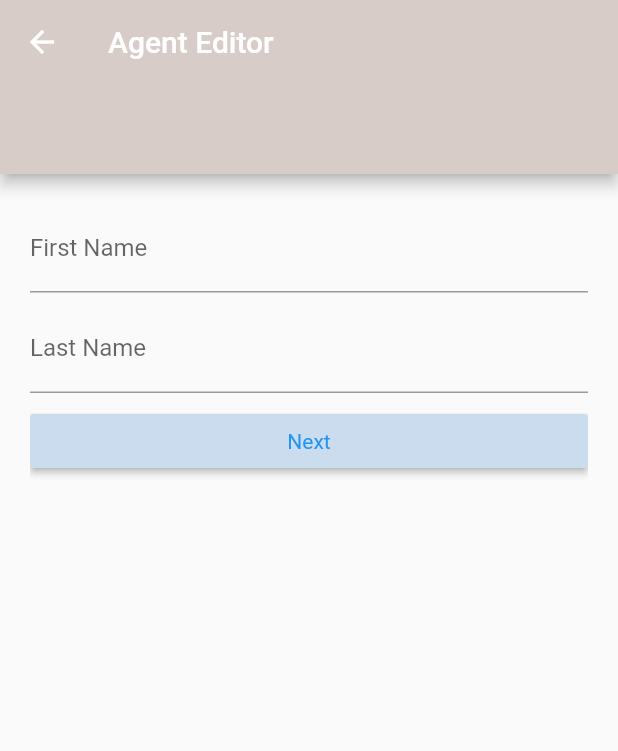
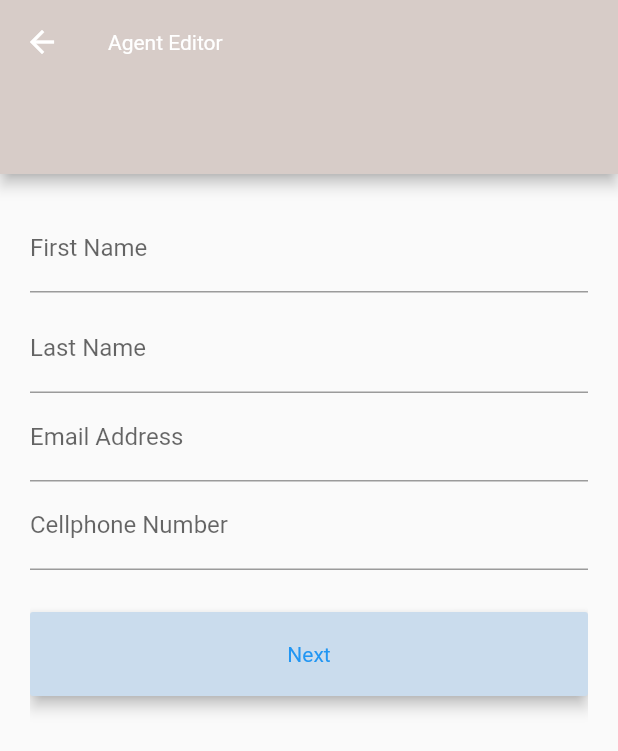
Before and after one commit to malengatiger/stellar_anchor_admin_app, a Flutter app: the AgentEditor screen opened directly, on a phone screen of 412 x 824 dp. Shown: the top 751 px of the screen. Run offline on Flutter 3.47's test engine with Material 2 defaults, Android fonts, the light colour scheme and no system bars; our stand-ins replace cloud_firestore, firebase_auth, firebase_messaging, flutter_dotenv, page_transition, responsive_builder and 1 more; missing offline and left inert: cloud_firestore_web, firebase_auth_web, firebase_core_web, shared_preferences_web; accounts and stored records are empty; network calls fail.

Commit message:
🍎 climbing the mountain - refactored login, splash, agent list 🍎 agent detail

```diff
--- a/lib/ui/agent_details.dart
+++ b/lib/ui/agent_details.dart
@@ -14,8 +14,11 @@ class AgentDetail extends StatefulWidget {
 class _AgentDetailState extends State<AgentDetail> {
   @override
   Widget build(BuildContext context) {
+    if (widget.agent == null) {
+      throw Exception('Agent is null');
+    }
     return ScreenTypeLayout(
-      mobile: AgentDetailMobile(agent: widget.agent),
+      mobile: AgentDetailMobile(widget.agent),
     );
   }
 }
--- a/lib/ui/agent_editor.dart
+++ b/lib/ui/agent_editor.dart
@@ -18,7 +18,10 @@ class _AgentEditorState extends State<AgentEditor> {
     return SafeArea(
         child: Scaffold(
             appBar: AppBar(
-              title: Text('Agent Editor'),
+              title: Text(
+                'Agent Editor',
+                style: Styles.whiteSmall,
+              ),
               backgroundColor: Colors.brown[100],
               bottom: PreferredSize(
                   child: Column(
@@ -39,7 +42,7 @@ class _AgentEditorState extends State<AgentEditor> {
             body: Padding(
               padding: const EdgeInsets.all(20.0),
               child: ScreenTypeLayout(
-                mobile: AgentEditorMobile(),
+                mobile: AgentEditorMobile(agent: widget.agent),
               ),
             )));
   }
--- a/lib/ui/agent_list.dart
+++ b/lib/ui/agent_list.dart
@@ -78,8 +78,8 @@ class _AgentListState extends State<AgentList>
         context,
         PageTransition(
             type: PageTransitionType.scale,
-            curve: Curves.easeInBack,
-            duration: Duration(seconds: 1),
+            curve: Curves.easeInOut,
+            duration: Duration(seconds: 2),
             child: AgentDetail(
               agent: agent,
             )));
--- a/lib/ui/mobile/mobile_agent_editor.dart
+++ b/lib/ui/mobile/mobile_agent_editor.dart
@@ -14,6 +14,7 @@ class AgentEditorMobile extends StatefulWidget {
 class _AgentEditorMobileState extends State<AgentEditorMobile> {
   @override
   Widget build(BuildContext context) {
+    assert(widget.agent != null);
     return Scaffold(
       body: PageView(
         scrollDirection: Axis.horizontal,
@@ -35,8 +36,28 @@ class PageUno extends StatefulWidget {
   _PageUnoState createState() => _PageUnoState();
 }
 
-class _PageUnoState extends State<PageUno> {
+class _PageUnoState extends State<PageUno> with SingleTickerProviderStateMixin {
   var _formState = GlobalKey<FormState>();
+  var fNameController = TextEditingController();
+  var lNameController = TextEditingController();
+  var emailController = TextEditingController();
+  var cellController = TextEditingController();
+  @override
+  void initState() {
+    super.initState();
+
+    if (widget.agent != null) {
+      fNameController.text = widget.agent.personalKYCFields.firstName;
+      lNameController.text = widget.agent.personalKYCFields.lastName;
+      emailController.text = widget.agent.personalKYCFields.emailAddress;
+      cellController.text = widget.agent.personalKYCFields.mobileNumber;
+    } else {
+      p('MobileAgentEditor - agent is null 🔆 🔆 🔆 ');
+    }
+  }
+
+  double height = 600, width = 400;
+  bool isBusy = false;
   @override
   Widget build(BuildContext context) {
     return Container(
@@ -45,6 +66,7 @@ class _PageUnoState extends State<PageUno> {
         child: ListView(
           children: <Widget>[
             TextFormField(
+              controller: fNameController,
               decoration: InputDecoration(
                 labelText: 'First Name',
                 hintText: 'Enter First Name',
@@ -60,6 +82,7 @@ class _PageUnoState extends State<PageUno> {
               height: 8,
             ),
             TextFormField(
+              controller: lNameController,
               decoration: InputDecoration(
                 labelText: 'Last Name',
                 hintText: 'Enter Last Name',
@@ -71,18 +94,56 @@ class _PageUnoState extends State<PageUno> {
                 return null;
               },
             ),
+            TextFormField(
+              controller: emailController,
+              keyboardType: TextInputType.emailAddress,
+              decoration: InputDecoration(
+                labelText: 'Email Address',
+                hintText: 'Enter Email',
+              ),
+              validator: (value) {
+                if (value.isEmpty) {
+                  return 'Please enter Email';
+                }
+                return null;
+              },
+            ),
+            TextFormField(
+              controller: cellController,
+              keyboardType: TextInputType.phone,
+              decoration: InputDecoration(
+                labelText: 'Cellphone Number',
+                hintText: 'Enter Cellphone Number',
+              ),
+              validator: (value) {
+                if (value.isEmpty) {
+                  return 'Please enter Cellphone Number';
+                }
+                return null;
+              },
+            ),
             SizedBox(
-              height: 8,
+              height: 28,
             ),
             Container(
               child: RaisedButton(
                   color: baseColor,
+                  elevation: 4,
                   onPressed: () {
-                    p('Next Pressed');
+                    setState(() {
+                      isBusy = !isBusy;
+                    });
                   },
-                  child: Text(
-                    'Next',
-                    style: Styles.blueSmall,
+                  child: Padding(
+                    padding: const EdgeInsets.all(20.0),
+                    child: isBusy
+                        ? Center(
+                            child: CircularProgressIndicator(),
+                          )
+                        : Text(
+                            'Next',
+                            style: Styles.blueSmall,
+                          ),
                   )),
             )
           ],
--- a/lib/ui/mobile/splash_mobile.dart
+++ b/lib/ui/mobile/splash_mobile.dart
@@ -5,7 +5,7 @@ import 'package:stellar_anchor_admin_app/util/util.dart';
 class SplashMobile extends StatelessWidget {
   @override
   Widget build(BuildContext context) {
-    p('🍎 SplashMobile running 💙');
+    p('🍎 🍎  🍎  🍎  🍎  SplashMobile:build running 💙');
     return Column(
       crossAxisAlignment: CrossAxisAlignment.center,
       children: <Widget>[
--- a/pubspec.yaml
+++ b/pubspec.yaml
@@ -41,3 +41,4 @@ flutter:
     - .env
     - assets/images/
     - assets/currencies/
+    - assets/logo/
```
Also changed, not shown: lib/ui/mobile/mobile_agent_detail.dart (+4 -3 lines), lib/ui/mobile/mobile_login.dart (+19 -4 lines), lib/ui/splash.dart (+21 -42 lines), assets/logo/logo.png (added), assets/logo/logo_blue.png (added), assets/logo/logo_green.png (added), assets/logo/logo_red.png (added), assets/logo/logo_white.png (added), 2 other files.
